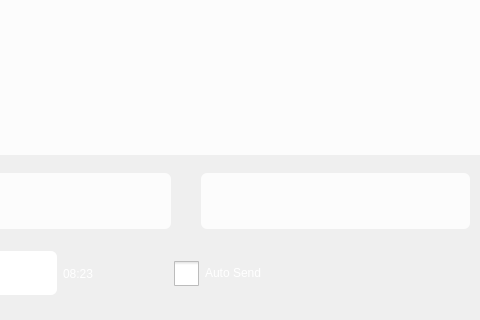
yechaoGitHub/AI, file widget/Speech/WSpeechGenerationUi.ui: the form before one commit; both pictures show x 410 to 890 and y 128 to 448 of the 1078 by 448 pixel window.
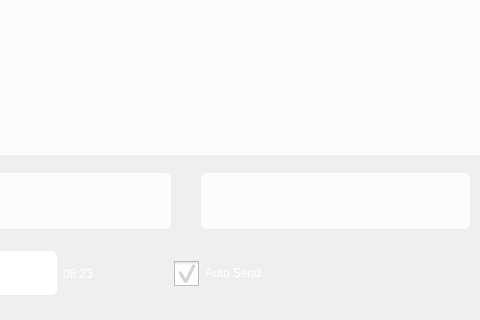
The form after the commit. Icons and pictures are not drawn.

The edit to the form file:
```diff
--- a/widget/Speech/WSpeechGenerationUi.ui
+++ b/widget/Speech/WSpeechGenerationUi.ui
@@ -81,17 +81,6 @@
 	background-image: url(:/QtTest/icon/Speech/copy.png);
 }
 
-QCheckBox{
-	font: 20px &quot;微软雅黑&quot;;
-	color: rgb(255, 255, 255);
-}
-
-QCheckBox::indicator {width: 25px; height: 25px;}
-
-QCheckBox::indicator:unchecked {background-image: url(:/QtTest/icon/Speech/chebox_sel.png);}
-
-QCheckBox::indicator:checked {background-image: url(:/QtTest/icon/Speech/chebox_sel.png);}
-
 QTextEdit{
 	background-color: transparent;
 	border:none
@@ -514,9 +503,29 @@
          <height>40</height>
         </size>
        </property>
+       <property name="styleSheet">
+        <string notr="true">QCheckBox{
+	font: 20px &quot;微软雅黑&quot;;
+	color: rgb(255, 255, 255);
+}
+
+QCheckBox::indicator {width: 25px; height: 25px;}
+
+QCheckBox::indicator:unchecked {image: url(:/QtTest/icon/Speech/chebox_sel.png);}
+
+
+QCheckBox::indicator:checked {image: url(:/QtTest/icon/Speech/checkbox_selet.png);}
+
+
+
+</string>
+       </property>
        <property name="text">
         <string>Auto Send</string>
        </property>
+       <property name="checked">
+        <bool>true</bool>
+       </property>
       </widget>
      </item>
      <item>
```
Left out of the diff: 7 changed lines with no effect on the pictures.
